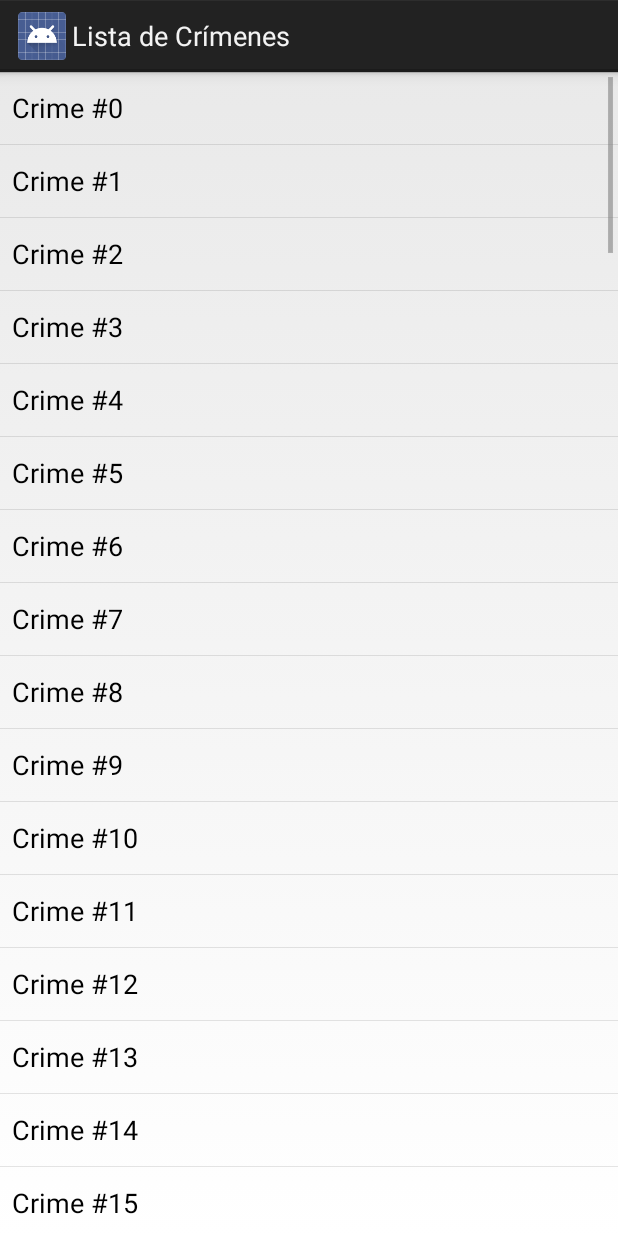
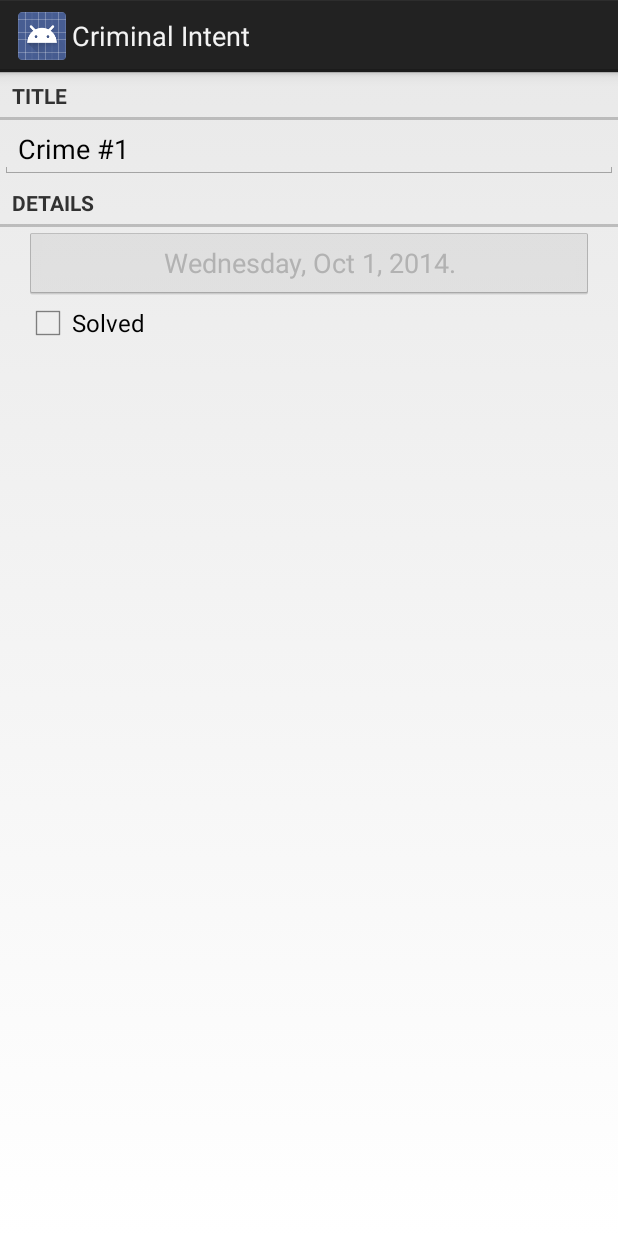
Before and after one commit to dabicho/android-excercises, an Android app: the screen it shows after launch (CrimeListActivity before the commit, CriminalIntentActivity after it), after a tap on an icon or button, on a phone screen of 412 x 824 dp. Run offline under Robolectric (Android 15) with nearby library versions, the phone set to English and light mode, and no system bars; 1 other tap on this screen came first.

Commit message:
Capítulo 10 completo La aplicación permite la edición de crímenes y ver los resultados de vuelta en la lista

```diff
--- a/CriminalIntent/src/main/java/mx/org/dabicho/criminal/CrimeFragment.java
+++ b/CriminalIntent/src/main/java/mx/org/dabicho/criminal/CrimeFragment.java
@@ -15,9 +15,11 @@ import android.widget.CheckBox;
 import android.widget.CompoundButton;
 import android.widget.EditText;
 
-import java.text.SimpleDateFormat;
+
+import java.util.UUID;
 
 import mx.org.dabicho.criminal.model.Crime;
+import mx.org.dabicho.criminal.model.CrimeLab;
 
 
 /**
@@ -27,10 +29,10 @@ import mx.org.dabicho.criminal.model.Crime;
  * to handle interaction events.
  * Use the {@link CrimeFragment#newInstance} factory method to
  * create an instance of this fragment.
- *
  */
 public class CrimeFragment extends Fragment {
 
+    public static final String EXTRA_CRIME_ID = "mx.org.dabicho.criminal.crime_id";
     private Crime mCrime;
     private EditText mTitleField;
     private Button mDateButton;
@@ -51,19 +53,19 @@ public class CrimeFragment extends Fragment {
      * Use this factory method to create a new instance of
      * this fragment using the provided parameters.
      *
-     * @param param1 Parameter 1.
-     * @param param2 Parameter 2.
+     * @param crimeId el ID del crimen para buscarlo en el laboratorio CrimeLab
      * @return A new instance of fragment CrimeFragment.
      */
     // TODO: Rename and change types and number of parameters
-    public static CrimeFragment newInstance(String param1, String param2) {
+    public static CrimeFragment newInstance(UUID crimeId) {
         CrimeFragment fragment = new CrimeFragment();
         Bundle args = new Bundle();
-        args.putString(ARG_PARAM1, param1);
-        args.putString(ARG_PARAM2, param2);
+        args.putSerializable(EXTRA_CRIME_ID, crimeId);
+
         fragment.setArguments(args);
         return fragment;
     }
+
     public CrimeFragment() {
         // Required empty public constructor
     }
@@ -71,19 +73,26 @@ public class CrimeFragment extends Fragment {
     @Override
     public void onCreate(Bundle savedInstanceState) {
         super.onCreate(savedInstanceState);
-        mCrime=new Crime();
-        if (getArguments() != null) {
-            mParam1 = getArguments().getString(ARG_PARAM1);
-            mParam2 = getArguments().getString(ARG_PARAM2);
-        }
+
+
+
+        // Obtener el crimen seleccionado utilizando los extra del activity
+        /*
+        UUID id=(UUID)getActivity().getIntent().getSerializableExtra(EXTRA_CRIME_ID);
+        */
+        // Obtener el crimen seleccionado utilizando los argumentos del fragment
+        // Puede ser buena idea revisar si es nulo
+        UUID crimeId = (UUID) getArguments().getSerializable(EXTRA_CRIME_ID);
+        mCrime = CrimeLab.getInstance(getActivity()).getCrime(crimeId);
     }
 
     @Override
     public View onCreateView(LayoutInflater inflater, final ViewGroup container,
                              Bundle savedInstanceState) {
         // Inflate the layout for this fragment
-        View v =inflater.inflate(R.layout.fragment_crime, container, false);
-        mTitleField=(EditText)v.findViewById(R.id.crime_title);
+        View v = inflater.inflate(R.layout.fragment_crime, container, false);
+        mTitleField = (EditText) v.findViewById(R.id.crime_title);
+        mTitleField.setText(mCrime.getTitle());
         mTitleField.addTextChangedListener(new TextWatcher() {
             @Override
             public void beforeTextChanged(CharSequence s, int start, int count, int after) {
@@ -101,17 +110,19 @@ public class CrimeFragment extends Fragment {
             }
         });
 
-        mDateButton=(Button)v.findViewById(R.id.crime_date);
-        mDateButton.setText(DateFormat.format("EEEE, MMM d, yyyy.",mCrime.getDate()));
+        mDateButton = (Button) v.findViewById(R.id.crime_date);
+        mDateButton.setText(DateFormat.format("EEEE, MMM d, yyyy.", mCrime.getDate()));
         mDateButton.setEnabled(false);
 
-        mSolvedCheckBox=(CheckBox)v.findViewById(R.id.crime_solved);
+        mSolvedCheckBox = (CheckBox) v.findViewById(R.id.crime_solved);
+        mSolvedCheckBox.setChecked(mCrime.isSolved());
         mSolvedCheckBox.setOnCheckedChangeListener(new CompoundButton.OnCheckedChangeListener() {
             @Override
             public void onCheckedChanged(CompoundButton buttonView, boolean isChecked) {
                 mCrime.setSolved(isChecked);
             }
         });
+
         return v;
     }
 
@@ -144,7 +155,7 @@ public class CrimeFragment extends Fragment {
      * fragment to allow an interaction in this fragment to be communicated
      * to the activity and potentially other fragments contained in that
      * activity.
-     * <p>
+     * <p/>
      * See the Android Training lesson <a href=
      * "http://developer.android.com/training/basics/fragments/communicating.html"
      * >Communicating with Other Fragments</a> for more information.
--- a/CriminalIntent/src/main/java/mx/org/dabicho/criminal/CrimeListFragment.java
+++ b/CriminalIntent/src/main/java/mx/org/dabicho/criminal/CrimeListFragment.java
@@ -1,9 +1,18 @@
 package mx.org.dabicho.criminal;
 
 import android.app.ListFragment;
+import android.content.Intent;
 import android.os.Bundle;
+import android.text.format.DateFormat;
 import android.util.Log;
+import android.view.View;
+import android.view.ViewGroup;
 import android.widget.ArrayAdapter;
+import android.widget.CheckBox;
+import android.widget.ListView;
+import android.widget.TextView;
+
+import org.w3c.dom.Text;
 
 import java.util.ArrayList;
 
@@ -11,21 +20,58 @@ import mx.org.dabicho.criminal.model.Crime;
 import mx.org.dabicho.criminal.model.CrimeLab;
 
 /**
- * Created by dabicho on 10/1/14.
+ * Fragmento que maneja la lista de crímenes
  */
 public class CrimeListFragment extends ListFragment {
-    private final static String TAG = "ListFragment";
+    private final static String TAG = "CrimeListFragment";
     private ArrayList<Crime> mCrimes;
 
     @Override
     public void onCreate(Bundle savedInstanceState) {
         super.onCreate(savedInstanceState);
+
         Log.d(TAG, "onCreate");
         getActivity().setTitle(R.string.crimes_title);
         mCrimes = CrimeLab.getInstance(getActivity()).getCrimes();
 
-        ArrayAdapter<Crime> adapter = new ArrayAdapter<Crime>(getActivity(),
-                android.R.layout.simple_list_item_1, mCrimes);
+        CrimeAdapter adapter=new CrimeAdapter(mCrimes);
         setListAdapter(adapter);
     }
+
+    @Override
+    public void onListItemClick(ListView l, View v, int position, long id) {
+        Crime c =  ((CrimeAdapter)getListAdapter()).getItem(position);
+
+        Intent i=new Intent(getActivity(),CriminalIntentActivity.class);
+        i.putExtra(CrimeFragment.EXTRA_CRIME_ID, c.getId());
+        startActivity(i);
+    }
+
+    @Override
+    public void onResume() {
+        super.onResume();
+        ((CrimeAdapter)getListAdapter()).notifyDataSetChanged();
+    }
+
+    private class CrimeAdapter extends ArrayAdapter<Crime> {
+        public CrimeAdapter(ArrayList<Crime> crimes) {
+            super(getActivity(), 0, crimes);
+        }
+
+        @Override
+        public View getView(int position, View convertView, ViewGroup parent) {
+            if(convertView==null)
+                convertView=getActivity().getLayoutInflater().inflate(R.layout.list_item_crime,null);
+            Crime c = getItem(position);
+
+            TextView lTitleTextView=(TextView)convertView.findViewById(R.id.crime_list_item_titleTextView);
+            lTitleTextView.setText(c.getTitle());
+            TextView lDateTextView=(TextView)convertView.findViewById(R.id.crime_list_item_dateTextView);
+            lDateTextView.setText(DateFormat.format("EEEE, MMM d, yyyy",c.getDate()));
+            CheckBox lSolvedCheckBox=(CheckBox)convertView.findViewById(R.id.crime_list_item_solvedCheckBox);
+            lSolvedCheckBox.setChecked(c.isSolved());
+
+            return convertView;
+        }
+    }
 }
--- a/CriminalIntent/src/main/java/mx/org/dabicho/criminal/CriminalIntentActivity.java
+++ b/CriminalIntent/src/main/java/mx/org/dabicho/criminal/CriminalIntentActivity.java
@@ -1,11 +1,13 @@
 package mx.org.dabicho.criminal;
 
-import android.app.Activity;
+
 import android.app.Fragment;
-import android.app.FragmentManager;
+
 import android.net.Uri;
-import android.os.Bundle;
+
 import android.util.Log;
+
+import java.util.UUID;
 
 /*
 Para soporte con versiones anteriores de android, en lugar de extender Activity debe extender
@@ -17,7 +19,9 @@ public class CriminalIntentActivity extends SingleFragmentActivity implements Cr
     @Override
     protected Fragment createFragment() {
         Log.d(TAG,"createFragment");
-        return new CrimeFragment();
+        UUID lCrimeId=(UUID)getIntent().getSerializableExtra(CrimeFragment.EXTRA_CRIME_ID);
+        return CrimeFragment.newInstance(lCrimeId);
+
     }
 
 
--- a/CriminalIntent/src/main/java/mx/org/dabicho/criminal/SingleFragmentActivity.java
+++ b/CriminalIntent/src/main/java/mx/org/dabicho/criminal/SingleFragmentActivity.java
@@ -16,9 +16,9 @@ abstract public class SingleFragmentActivity extends Activity{
     @Override
     public void onCreate(Bundle savedInstanceState) {
         super.onCreate(savedInstanceState);
+
+        setContentView(R.layout.activity_fragment);
         Log.d(TAG,"onCreate");
-        setContentView(R.layout.activity_fragment);
-
         FragmentManager fm = getFragmentManager();
 
         Fragment lFragment=fm.findFragmentById(R.id.fragmentContainer);
--- a/CriminalIntent/src/main/java/mx/org/dabicho/criminal/model/CrimeLab.java
+++ b/CriminalIntent/src/main/java/mx/org/dabicho/criminal/model/CrimeLab.java
@@ -4,7 +4,7 @@ import android.content.Context;
 import android.util.Log;
 
 import java.util.ArrayList;
-import java.util.Date;
+
 import java.util.UUID;
 
 /**
--- a/app/src/main/java/mx/org/dabicho/dabichoquiz/FullscreenQuizActivity.java
+++ b/app/src/main/java/mx/org/dabicho/dabichoquiz/FullscreenQuizActivity.java
@@ -7,8 +7,7 @@ import android.app.Activity;
 import android.content.Intent;
 import android.os.Build;
 import android.os.Bundle;
-import android.support.v4.*;
-import android.support.v4.BuildConfig;
+
 import android.util.Log;
 import android.view.View;
 import android.widget.Button;
@@ -147,7 +146,7 @@ public class FullscreenQuizActivity extends Activity {
     private void checkAnswer(boolean userPressedTrue) {
         boolean answerIsTrue = mQuestionBank[mCurrentIndex].isTrueQuestion();
 
-        int messageResId = 0;
+        int messageResId ;
 
         if (userPressedTrue == answerIsTrue) {
             if(mUserCheated)
```
Also changed, not shown: CriminalIntent/src/main/res/layout/list_item_crime.xml (added, +38 -0 lines), 1 other file.
